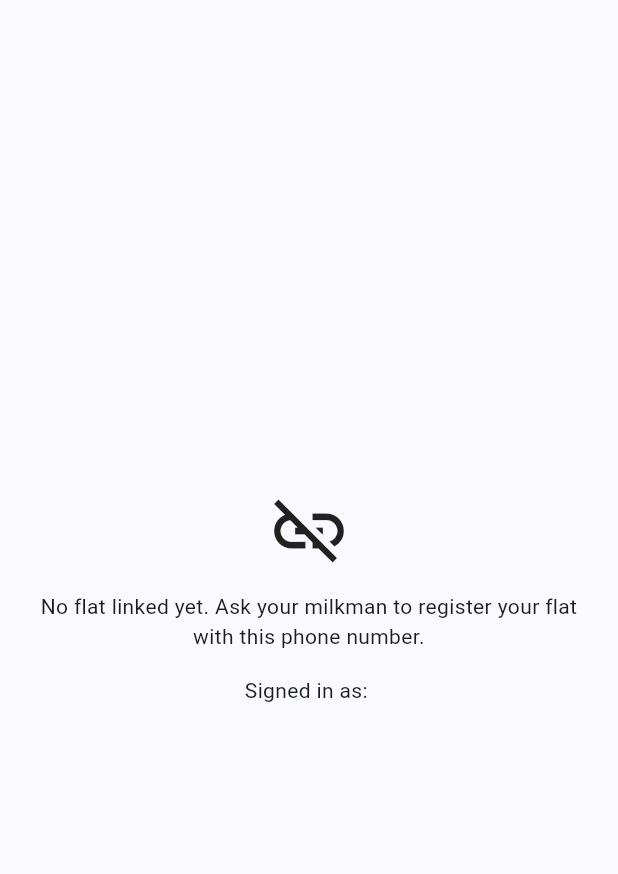
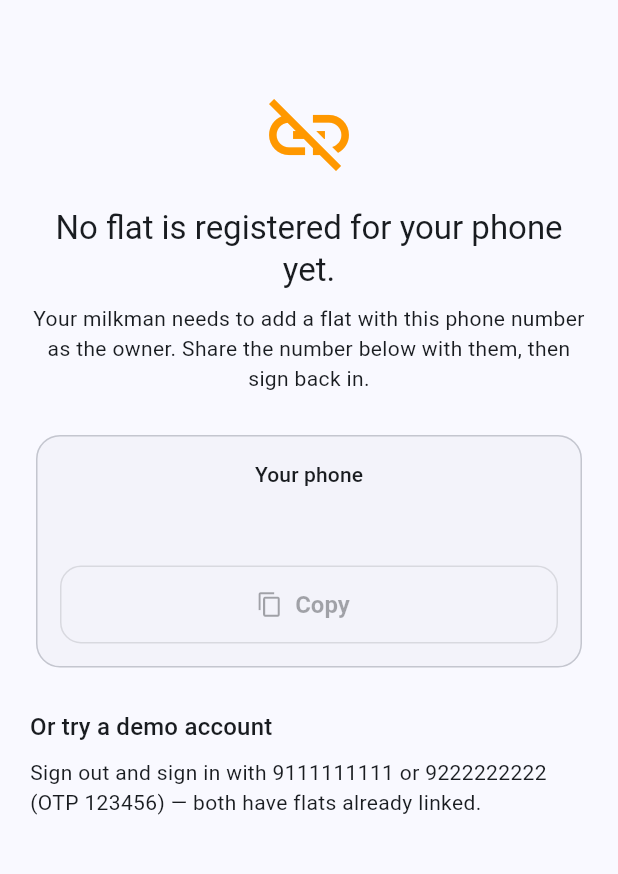
Before and after one commit to DileepJexpert/Milk-Delivery-Management, a Flutter app: the SubscriberHome screen opened directly, on a phone screen of 412 x 824 dp, the part 63-937 px from its top. Run offline on Flutter 3.47's test engine with Material 3 defaults, Android fonts, the phone set to English and light mode, and no system bars; our stand-ins replace connectivity_plus, flutter_riverpod, hive_flutter, pdf, printing; accounts and stored records are empty.

Commit message:
Make unlinked-subscriber screen actionable
Show the user's phone in big text with a copy button and explain that the
milkman needs to register a flat against this number. Adds a demo-account
hint for users who just want to see the subscriber UI.

https://claude.ai/code/session_01EWTfv7Ye5b7Te3moL23rTk

```diff
--- a/lib/core/localization/app_localizations.dart
+++ b/lib/core/localization/app_localizations.dart
@@ -83,7 +83,15 @@ class AppLocalizations {
       'monthly_summary': 'Monthly Summary',
       'flat_detail': 'Flat detail',
       'logged_in_as': 'Signed in as',
-      'unlinked_subscriber': 'No flat linked yet. Ask your milkman to register your flat with this phone number.',
+      'unlinked_subscriber': 'No flat is registered for your phone yet.',
+      'unlinked_explainer':
+          'Your milkman needs to add a flat with this phone number as the owner. Share the number below with them, then sign back in.',
+      'your_phone': 'Your phone',
+      'copy': 'Copy',
+      'copied': 'Copied to clipboard',
+      'try_demo': 'Or try a demo account',
+      'demo_subscriber_hint':
+          'Sign out and sign in with 9111111111 or 9222222222 (OTP 123456) — both have flats already linked.',
       'today_label': 'Today',
       'yesterday_label': 'Yesterday',
       'no_deliveries_today': 'No deliveries scheduled for today.',
@@ -164,7 +172,15 @@ class AppLocalizations {
       'monthly_summary': 'महीने का सारांश',
       'flat_detail': 'फ्लैट विवरण',
       'logged_in_as': 'साइन इन',
-      'unlinked_subscriber': 'अभी कोई फ्लैट लिंक नहीं है। कृपया अपने दूधवाले से इस नंबर पर फ्लैट रजिस्टर कराएँ।',
+      'unlinked_subscriber': 'इस नंबर पर अभी कोई फ्लैट रजिस्टर नहीं है।',
+      'unlinked_explainer':
+          'आपके दूधवाले को इस फ़ोन नंबर के मालिक के रूप में फ्लैट जोड़ना होगा। नीचे का नंबर उन्हें दें, फिर दोबारा साइन इन करें।',
+      'your_phone': 'आपका फ़ोन',
+      'copy': 'कॉपी करें',
+      'copied': 'क्लिपबोर्ड पर कॉपी हो गया',
+      'try_demo': 'या डेमो अकाउंट आज़माएँ',
+      'demo_subscriber_hint':
+          'साइन आउट करके 9111111111 या 9222222222 (OTP 123456) से साइन इन करें — दोनों के फ्लैट पहले से लिंक हैं।',
       'today_label': 'आज',
       'yesterday_label': 'कल',
       'no_deliveries_today': 'आज कोई डिलीवरी नहीं है।',
--- a/lib/features/subscriber/subscriber_home.dart
+++ b/lib/features/subscriber/subscriber_home.dart
@@ -1,4 +1,5 @@
 import 'package:flutter/material.dart';
+import 'package:flutter/services.dart';
 import 'package:flutter_riverpod/flutter_riverpod.dart';
 
 import '../../core/localization/app_localizations.dart';
@@ -28,18 +29,67 @@ class _SubscriberHomeState extends ConsumerState<SubscriberHome> {
     if (flat == null) {
       return Scaffold(
         appBar: AppBar(title: Text(t.t('app_title')), actions: _actions(context)),
-        body: Padding(
-          padding: const EdgeInsets.all(20),
-          child: Center(
-            child: Column(
-              mainAxisSize: MainAxisSize.min,
+        body: SafeArea(
+          child: Padding(
+            padding: const EdgeInsets.all(20),
+            child: ListView(
               children: [
-                const Icon(Icons.link_off, size: 56),
-                const SizedBox(height: 12),
-                Text(t.t('unlinked_subscriber'),
-                    textAlign: TextAlign.center),
+                const SizedBox(height: 24),
+                const Icon(Icons.link_off, size: 64, color: Colors.orange),
                 const SizedBox(height: 16),
-                Text('${t.t('logged_in_as')}: ${user?.phone ?? ''}'),
+                Text(
+                  t.t('unlinked_subscriber'),
+                  textAlign: TextAlign.center,
+                  style: Theme.of(context).textTheme.titleLarge,
+                ),
+                const SizedBox(height: 8),
+                Text(
+                  t.t('unlinked_explainer'),
+                  textAlign: TextAlign.center,
+                  style: Theme.of(context).textTheme.bodyMedium,
+                ),
+                const SizedBox(height: 24),
+                Card(
+                  child: Padding(
+                    padding: const EdgeInsets.all(16),
+                    child: Column(
+                      children: [
+                        Text(t.t('your_phone'),
+                            style: Theme.of(context).textTheme.labelLarge),
+                        const SizedBox(height: 4),
+                        SelectableText(
+                          user?.phone ?? '',
+                          style: Theme.of(context)
+                              .textTheme
+                              .headlineMedium
+                              ?.copyWith(fontWeight: FontWeight.bold),
+                        ),
+                        const SizedBox(height: 8),
+                        OutlinedButton.icon(
+                          onPressed: user == null
+                              ? null
+                              : () async {
+                                  await Clipboard.setData(
+                                      ClipboardData(text: user.phone));
+                                  if (context.mounted) {
+                                    ScaffoldMessenger.of(context).showSnackBar(
+                                      SnackBar(
+                                          content: Text(t.t('copied'))),
+                                    );
+                                  }
+                                },
+                          icon: const Icon(Icons.copy),
+                          label: Text(t.t('copy')),
+                        ),
+                      ],
+                    ),
+                  ),
+                ),
+                const SizedBox(height: 24),
+                Text(t.t('try_demo'),
+                    style: Theme.of(context).textTheme.titleMedium),
+                const SizedBox(height: 8),
+                Text(t.t('demo_subscriber_hint')),
               ],
             ),
           ),
```
